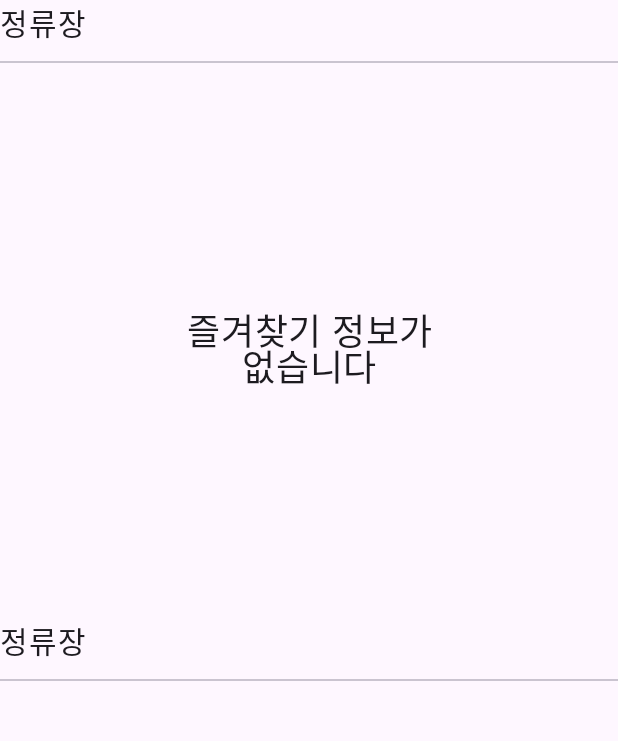
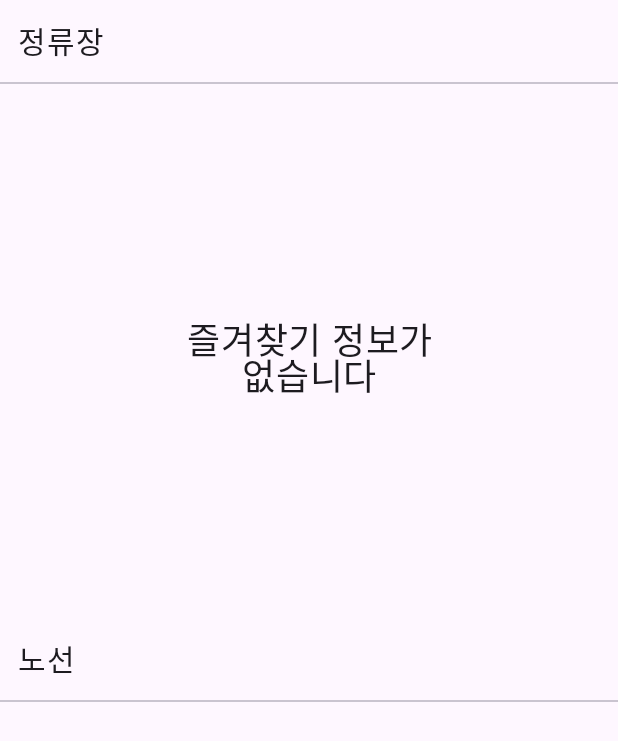
Before and after one commit to tmfrl1590/traffic-project, an Android app built with Jetpack Compose: the composable LikeScreen shown on its own in the app's theme, on a phone screen of 412 x 824 dp. Shown: the top 741 px of the screen. Run offline under Robolectric (Android 15) with nearby library versions, the phone set to English and light mode, and no system bars; our stand-ins replace Dagger/Hilt's generated code, Room's generated code; network calls fail.

Commit message:
#5 Modify Home Screen

```diff
--- a/app/src/main/java/com/system/traffic/presentation/screen/home/MainLikeScreen.kt
+++ b/app/src/main/java/com/system/traffic/presentation/screen/home/HomeScreen.kt
@@ -4,6 +4,7 @@ import androidx.compose.foundation.layout.Box
 import androidx.compose.foundation.layout.Column
 import androidx.compose.foundation.layout.Spacer
 import androidx.compose.foundation.layout.fillMaxSize
+import androidx.compose.foundation.layout.padding
 import androidx.compose.foundation.layout.size
 import androidx.compose.foundation.lazy.LazyColumn
 import androidx.compose.material3.Divider
@@ -18,9 +19,8 @@ import androidx.compose.ui.unit.dp
 import androidx.compose.ui.unit.sp
 import androidx.hilt.navigation.compose.hiltViewModel
 import androidx.navigation.NavHostController
-import androidx.navigation.compose.rememberNavController
 import com.system.traffic.presentation.screen.CommonViewModel
-import com.system.traffic.presentation.screen.station.StationInfo
+import com.system.traffic.presentation.screen.component.StationInfo
 import com.system.traffic.presentation.screen.station.StationViewModel
 
 @Composable
@@ -29,7 +29,6 @@ fun LikeScreen(
     stationViewModel: StationViewModel = hiltViewModel(),
     commonViewModel: CommonViewModel = hiltViewModel(),
 ) {
-    val navController = rememberNavController()
     val likeStationList by stationViewModel.likeStationList.collectAsState(initial = listOf())
 
     Column(
@@ -41,18 +40,22 @@ fun LikeScreen(
             modifier = Modifier
                 .weight(1f)
         ) {
-            Text(text = "정류장", fontSize = 20.sp)
-            Spacer(modifier = Modifier.size(10.dp))
+            TitleComponent(
+                title = "정류장"
+            )
+
             Divider()
-            Spacer(modifier = Modifier.size(10.dp))
+
+            Spacer(modifier = Modifier
+                .size(8.dp)
+            )
 
             if(likeStationList.isNotEmpty()){
-                LazyColumn(){
+                LazyColumn {
                     items(likeStationList.size){ index ->
                         StationInfo(
                             stationEntity = likeStationList[index],
                             stationViewModel = stationViewModel,
-                            commonViewModel = commonViewModel,
                             navHostController = navHostController
                         )
                     }
@@ -64,6 +67,7 @@ fun LikeScreen(
                 ) {
                     Text(
                         text = "즐겨찾기 정보가\n없습니다",
+                        lineHeight = 24.sp,
                         fontSize = 24.sp,
                         textAlign = TextAlign.Center,
                     )
@@ -75,13 +79,29 @@ fun LikeScreen(
             modifier = Modifier
                 .weight(1f)
         ) {
-            Text(text = "정류장", fontSize = 20.sp)
-            Spacer(modifier = Modifier.size(10.dp))
+            TitleComponent(
+                title = "노선"
+            )
+
             Divider()
-            Spacer(modifier = Modifier.size(10.dp))
+
+            Spacer(modifier = Modifier.size(8.dp))
+
             LazyColumn(modifier = Modifier.fillMaxSize()){
 
             }
         }
     }
 }
+
+@Composable
+fun TitleComponent(
+    title: String,
+){
+    Text(
+        text = title,
+        fontSize = 20.sp,
+        modifier = Modifier
+            .padding(12.dp)
+    )
+}
```
Also changed, not shown: app/src/main/java/com/system/traffic/presentation/screen/component/Component.kt (added, +88 -0 lines), app/src/main/java/com/system/traffic/presentation/screen/station/StationScreen.kt (+4 -72 lines).
